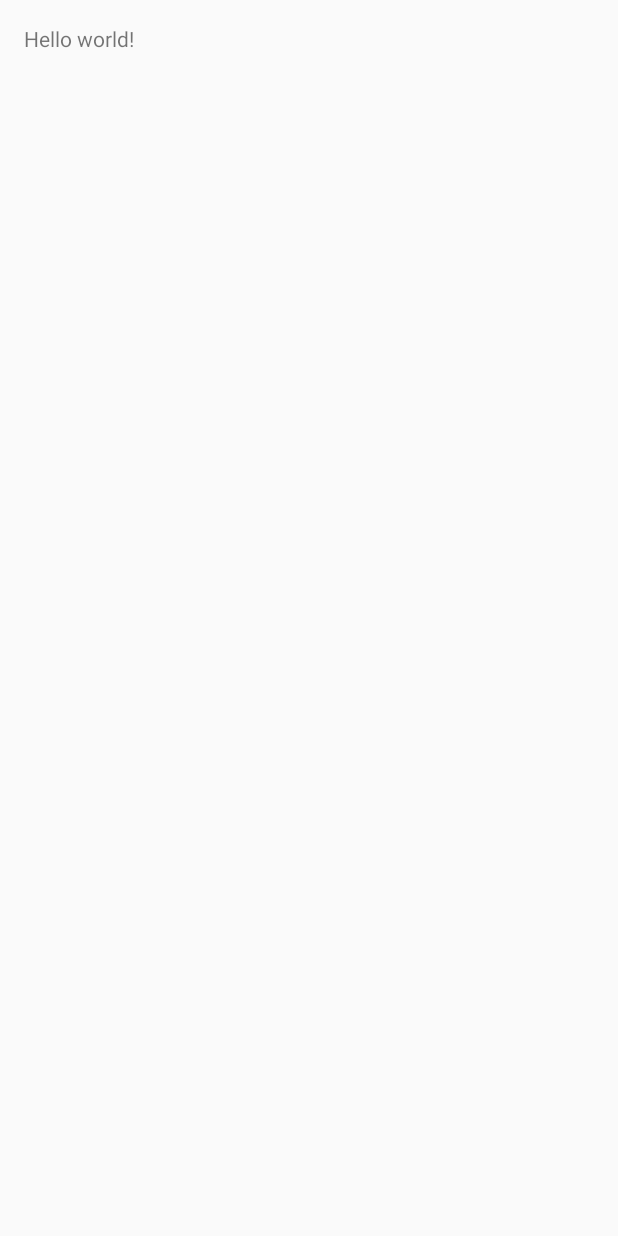
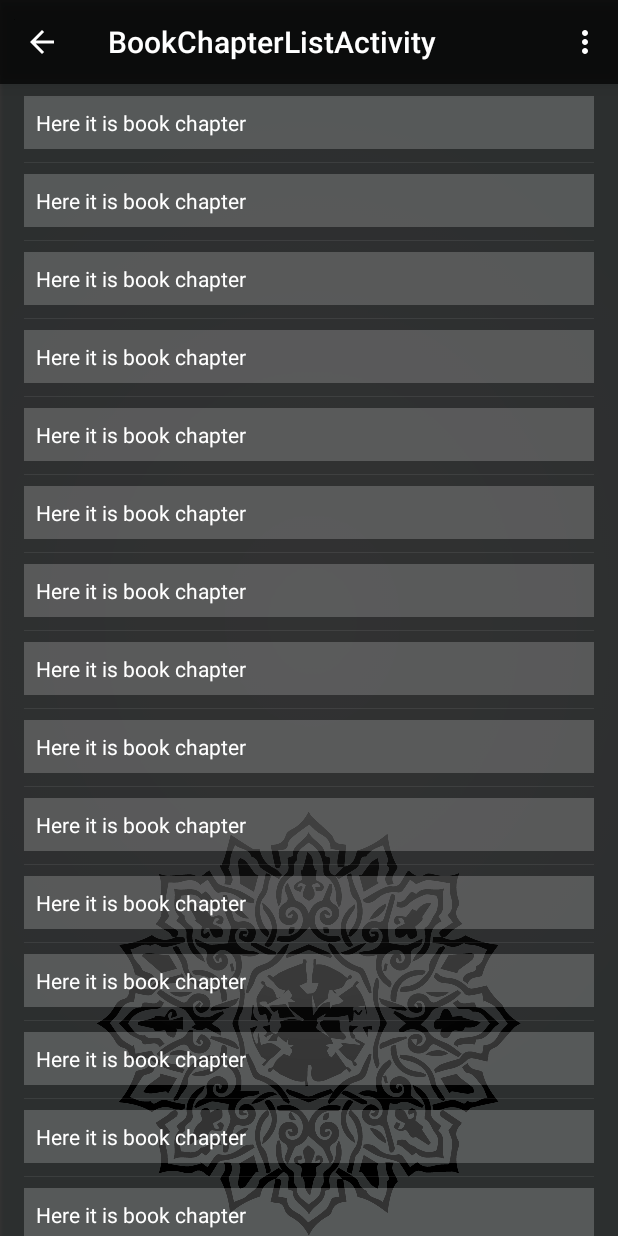
Before and after one commit to Apptitive/BanglaHadith, an Android app: the BookChapterListActivity screen opened directly, with no data from a screen before it, on a phone screen of 412 x 824 dp. Before the commit the screen is almost empty. Run offline under Robolectric (Android 15) with nearby library versions, the phone set to English and light mode, and no system bars.

Commit message:
add BookChapterListAdapter and SimpleItemDecoration for divider

```diff
--- a/app/src/main/java/com/hadithbd/banglahadith/adapters/BookChapterListAdapter.java
+++ b/app/src/main/java/com/hadithbd/banglahadith/adapters/BookChapterListAdapter.java
@@ -1,32 +1,65 @@
 package com.hadithbd.banglahadith.adapters;
 
 import android.support.v7.widget.RecyclerView;
+import android.view.LayoutInflater;
 import android.view.View;
 import android.view.ViewGroup;
+
+import com.hadithbd.banglahadith.R;
+import com.hadithbd.banglahadith.views.BanglaTextView;
 
 /**
  * Created by Sharif on 2/28/2015.
  */
-public class BookChapterListAdapter extends RecyclerView.Adapter<BookChapterListAdapter.ViewHolder> {
+public class BookChapterListAdapter extends RecyclerView.Adapter<BookChapterListAdapter.ViewHolder>
+        implements View.OnClickListener {
+
+    private BookChapterItemClickListener mBookChapterItemClickListener;
+
+
+    public BookChapterListAdapter() {
+    }
+
+    public void setBookChapterItemClickListener(BookChapterItemClickListener bookChapterItemClickListener) {
+        this.mBookChapterItemClickListener = bookChapterItemClickListener;
+    }
 
     @Override
     public ViewHolder onCreateViewHolder(ViewGroup parent, int viewType) {
-        return null;
+        final View view = LayoutInflater.from(parent.getContext())
+                .inflate(R.layout.book_chapter_list_item, parent, false);
+        return new ViewHolder(view);
     }
 
     @Override
     public void onBindViewHolder(ViewHolder holder, int position) {
-
+        holder.itemView.setTag(position);
     }
 
     @Override
     public int getItemCount() {
-        return 0;
+        return 20;
+    }
+
+    @Override
+    public void onClick(View v) {
+        if (mBookChapterItemClickListener != null) {
+            mBookChapterItemClickListener.onItemClicked((int) v.getTag());
+        }
     }
 
     public class ViewHolder extends RecyclerView.ViewHolder {
+
+        public BanglaTextView bookChapterTitle;
+
         public ViewHolder(View itemView) {
             super(itemView);
+            bookChapterTitle = (BanglaTextView) itemView.findViewById(R.id.book_chapter_title);
+            itemView.setOnClickListener(BookChapterListAdapter.this);
         }
     }
+
+    public static interface BookChapterItemClickListener {
+        void onItemClicked(int position);
+    }
 }
--- a/app/src/main/java/com/hadithbd/banglahadith/ui/BookChapterListActivity.java
+++ b/app/src/main/java/com/hadithbd/banglahadith/ui/BookChapterListActivity.java
@@ -1,40 +1,82 @@
 package com.hadithbd.banglahadith.ui;
 
+import android.os.Bundle;
 import android.support.v7.app.ActionBarActivity;
-import android.os.Bundle;
+import android.support.v7.widget.DefaultItemAnimator;
+import android.support.v7.widget.LinearLayoutManager;
+import android.support.v7.widget.RecyclerView;
+import android.support.v7.widget.Toolbar;
 import android.view.Menu;
 import android.view.MenuItem;
 
 import com.hadithbd.banglahadith.R;
+import com.hadithbd.banglahadith.adapters.BookChapterListAdapter;
+import com.hadithbd.banglahadith.views.SimpleItemDecoration;
 
-public class BookChapterListActivity extends ActionBarActivity {
+public class BookChapterListActivity extends ActionBarActivity
+        implements BookChapterListAdapter.BookChapterItemClickListener{
+
+    private Toolbar mToolbar;
+
+    private BookChapterListAdapter mBookChapterListAdapter;
+    private RecyclerView mRecyclerView;
+
 
     @Override
     protected void onCreate(Bundle savedInstanceState) {
         super.onCreate(savedInstanceState);
         setContentView(R.layout.activity_book_chapter_list);
+
+        initViews();
+
+        initToolbar();
+
+        initRecyclerAdapter();
     }
 
+    private void initViews() {
+        mToolbar = (Toolbar) findViewById(R.id.toolbar);
+        mRecyclerView = (RecyclerView) findViewById(R.id.recycler_view);
+    }
+
+    private void initToolbar() {
+        setSupportActionBar(mToolbar);
+        getSupportActionBar().setDisplayHomeAsUpEnabled(true);
+    }
+
+    private void initRecyclerAdapter() {
+
+        mRecyclerView.setHasFixedSize(true);
+        RecyclerView.ItemDecoration itemDecoration =
+                new SimpleItemDecoration(getResources().getDrawable(android.R.drawable.divider_horizontal_dark));
+        mRecyclerView.addItemDecoration(itemDecoration);
+        mRecyclerView.setItemAnimator(new DefaultItemAnimator());
+
+        mBookChapterListAdapter = new BookChapterListAdapter();
+        mRecyclerView.setLayoutManager(new LinearLayoutManager(this));
+        mBookChapterListAdapter.setBookChapterItemClickListener(this);
+        mRecyclerView.setAdapter(mBookChapterListAdapter);
+    }
 
     @Override
     public boolean onCreateOptionsMenu(Menu menu) {
-        // Inflate the menu; this adds items to the action bar if it is present.
         getMenuInflater().inflate(R.menu.menu_book_chapter_list, menu);
         return true;
     }
 
     @Override
     public boolean onOptionsItemSelected(MenuItem item) {
-        // Handle action bar item clicks here. The action bar will
-        // automatically handle clicks on the Home/Up button, so long
-        // as you specify a parent activity in AndroidManifest.xml.
         int id = item.getItemId();
 
-        //noinspection SimplifiableIfStatement
         if (id == R.id.action_settings) {
             return true;
         }
 
         return super.onOptionsItemSelected(item);
     }
+
+    @Override
+    public void onItemClicked(int position) {
+
+    }
 }
--- a/app/src/main/java/com/hadithbd/banglahadith/ui/HadithDetailListActivity.java
+++ b/app/src/main/java/com/hadithbd/banglahadith/ui/HadithDetailListActivity.java
@@ -40,6 +40,7 @@ public class HadithDetailListActivity extends ActionBarActivity implements Hadit
     }
 
     private void initRecyclerAdapter() {
+        mRecyclerView.setHasFixedSize(true);
         mHadithDetailListAdapter = new HadithDetailListAdapter(Utils.getDummyHaditsData());
         mRecyclerView.setLayoutManager(new GridLayoutManager(this, NUMBER_OF_COLUMNS));
         mHadithDetailListAdapter.setHadithDetailItemListener(this);
--- a/app/src/main/java/com/hadithbd/banglahadith/ui/HadithListActivity.java
+++ b/app/src/main/java/com/hadithbd/banglahadith/ui/HadithListActivity.java
@@ -39,6 +39,7 @@ public class HadithListActivity extends ActionBarActivity implements HadithListA
     }
 
     private void initRecyclerAdapter() {
+        mRecyclerView.setHasFixedSize(true);
         mHadithListAdapter = new HadithListAdapter(this);
         mRecyclerView.setLayoutManager(new GridLayoutManager(this, NUMBER_OF_COLUMNS));
         mHadithListAdapter.setHadithItemClickListener(this);
--- /dev/null
+++ b/app/src/main/java/com/hadithbd/banglahadith/views/SimpleItemDecoration.java
@@ -0,0 +1,138 @@
+package com.hadithbd.banglahadith.views;
+
+import android.content.Context;
+import android.content.res.TypedArray;
+import android.graphics.Canvas;
+import android.graphics.Rect;
+import android.graphics.drawable.Drawable;
+import android.support.v7.widget.LinearLayoutManager;
+import android.support.v7.widget.RecyclerView;
+import android.util.AttributeSet;
+import android.view.View;
+
+/**
+ * Created by Sharif on 2/28/2015.
+ */
+public class SimpleItemDecoration extends RecyclerView.ItemDecoration {
+
+    private Drawable mDivider;
+    private boolean mShowFirstDivider = false;
+    private boolean mShowLastDivider = false;
+
+
+    public SimpleItemDecoration(Context context, AttributeSet attrs) {
+        final TypedArray a = context
+                .obtainStyledAttributes(attrs, new int[]{android.R.attr.listDivider});
+        mDivider = a.getDrawable(0);
+        a.recycle();
+    }
+
+    public SimpleItemDecoration(Context context, AttributeSet attrs, boolean showFirstDivider,
+                                boolean showLastDivider) {
+        this(context, attrs);
+        mShowFirstDivider = showFirstDivider;
+        mShowLastDivider = showLastDivider;
+    }
+
+    public SimpleItemDecoration(Drawable divider) {
+        mDivider = divider;
+    }
+
+    public SimpleItemDecoration(Drawable divider, boolean showFirstDivider,
+                                boolean showLastDivider) {
+        this(divider);
+        mShowFirstDivider = showFirstDivider;
+        mShowLastDivider = showLastDivider;
+    }
+
+    /**
+     * {@inheritDoc
+     */
+    @Override
+    public void getItemOffsets(Rect outRect, View view, RecyclerView parent,
+                               RecyclerView.State state) {
+        super.getItemOffsets(outRect, view, parent, state);
+        if (mDivider == null) {
+            return;
+        }
+        if (parent.getChildPosition(view) < 1) {
+            return;
+        }
+
+        if (getOrientation(parent) == LinearLayoutManager.VERTICAL) {
+            outRect.top = mDivider.getIntrinsicHeight();
+        } else {
+            outRect.left = mDivider.getIntrinsicWidth();
+        }
+    }
+
+    /**
+     * {@inheritDoc}
+     * Draw divider in each item view
+     */
+    @Override
+    public void onDrawOver(Canvas c, RecyclerView parent, RecyclerView.State state) {
+        if (mDivider == null) {
+            super.onDrawOver(c, parent, state);
+            return;
+        }
+
+        // Initialization needed to avoid compiler warning
+        int left = 0, right = 0, top = 0, bottom = 0, size;
+        int orientation = getOrientation(parent);
+        int childCount = parent.getChildCount();
+
+        if (orientation == LinearLayoutManager.VERTICAL) {
+            size = mDivider.getIntrinsicHeight();
+            left = parent.getPaddingLeft();
+            right = parent.getWidth() - parent.getPaddingRight();
+        } else { //horizontal
+            size = mDivider.getIntrinsicWidth();
+            top = parent.getPaddingTop();
+            bottom = parent.getHeight() - parent.getPaddingBottom();
+        }
+
+        for (int i = mShowFirstDivider ? 0 : 1; i < childCount; i++) {
+            View child = parent.getChildAt(i);
+            RecyclerView.LayoutParams params = (RecyclerView.LayoutParams) child.getLayoutParams();
+
+            if (orientation == LinearLayoutManager.VERTICAL) {
+                top = child.getTop() - params.topMargin;
+                bottom = top + size;
+            } else { //horizontal
+                left = child.getLeft() - params.leftMargin;
+                right = left + size;
+            }
+            mDivider.setBounds(left, top, right, bottom);
+            mDivider.draw(c);
+        }
+
+        // show last divider
+        if (mShowLastDivider && childCount > 0) {
+            View child = parent.getChildAt(childCount - 1);
+            RecyclerView.LayoutParams params = (RecyclerView.LayoutParams) child.getLayoutParams();
+            if (orientation == LinearLayoutManager.VERTICAL) {
+                top = child.getBottom() + params.bottomMargin;
+                bottom = top + size;
+            } else { // horizontal
+                left = child.getRight() + params.rightMargin;
+                right = left + size;
+            }
+            mDivider.setBounds(left, top, right, bottom);
+            mDivider.draw(c);
+        }
+    }
+
+    /**
+     * Get RecyclerView layout orientation
+     */
+    private int getOrientation(RecyclerView parent) {
+        if (parent.getLayoutManager() instanceof LinearLayoutManager) {
+            LinearLayoutManager layoutManager = (LinearLayoutManager) parent.getLayoutManager();
+            return layoutManager.getOrientation();
+        } else {
+            throw new IllegalStateException(
+                    "DividerItemDecoration can only be used with a LinearLayoutManager.");
+        }
+    }
+}
--- a/app/src/main/res/layout/activity_book_chapter_list.xml
+++ b/app/src/main/res/layout/activity_book_chapter_list.xml
@@ -2,15 +2,25 @@
     xmlns:tools="http://schemas.android.com/tools"
     android:layout_width="match_parent"
     android:layout_height="match_parent"
-    android:paddingLeft="@dimen/activity_horizontal_margin"
-    android:paddingRight="@dimen/activity_horizontal_margin"
-    android:paddingTop="@dimen/activity_vertical_margin"
-    android:paddingBottom="@dimen/activity_vertical_margin"
+    android:orientation="vertical"
+    android:background="@drawable/background_home"
     tools:context="com.hadithbd.banglahadith.ui.BookChapterListActivity">
 
-    <TextView
-        android:text="@string/hello_world"
-        android:layout_width="wrap_content"
-        android:layout_height="wrap_content" />
+    <View
+        android:layout_width="match_parent"
+        android:layout_height="match_parent"
+        android:background="@color/black_20" />
+
+    <include
+        android:id="@+id/toolbar"
+        layout="@layout/toolbar" />
+
+    <android.support.v7.widget.RecyclerView
+        android:id="@+id/recycler_view"
+        android:layout_below="@id/toolbar"
+        android:layout_width="match_parent"
+        android:layout_height="match_parent"
+        android:layout_marginLeft="@dimen/activity_horizontal_margin"
+        android:layout_marginRight="@dimen/activity_horizontal_margin" />
 
 </RelativeLayout>
--- /dev/null
+++ b/app/src/main/res/layout/book_chapter_list_item.xml
@@ -0,0 +1,12 @@
+<?xml version="1.0" encoding="utf-8"?>
+<com.hadithbd.banglahadith.views.BanglaTextView xmlns:android="http://schemas.android.com/apk/res/android"
+    xmlns:app="http://schemas.android.com/apk/res-auto"
+    android:id="@+id/book_chapter_title"
+    android:layout_width="match_parent"
+    android:layout_height="wrap_content"
+    android:layout_marginTop="@dimen/vertical_margin_8dp"
+    android:layout_marginBottom="@dimen/vertical_margin_8dp"
+    android:padding="@dimen/vertical_margin_8dp"
+    android:background="@drawable/list_item_background"
+    android:textColor="@android:color/white"
+    app:banglaText="Here it is book chapter" />
```
Also changed, not shown: app/src/main/AndroidManifest.xml (+5 -2 lines).
